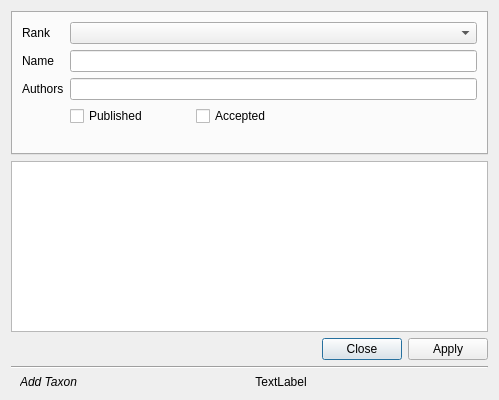
PhilippeBko/taxa_occ, file ui/pn_addtaxa.ui: the form before one commit.
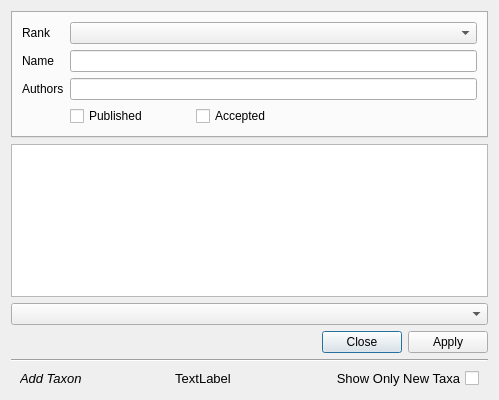
The form after the commit.

The edit to the form file:
```diff
--- a/ui/pn_addtaxa.ui
+++ b/ui/pn_addtaxa.ui
@@ -24,88 +24,22 @@
   </property>
   <layout class="QGridLayout" name="gridLayout">
    <item row="4" column="0">
-    <widget class="QDialogButtonBox" name="buttonBox">
-     <property name="orientation">
-      <enum>Qt::Horizontal</enum>
+    <widget class="QComboBox" name="combo_group">
+     <property name="sizePolicy">
+      <sizepolicy hsizetype="Expanding" vsizetype="Fixed">
+       <horstretch>0</horstretch>
+       <verstretch>0</verstretch>
+      </sizepolicy>
      </property>
-     <property name="standardButtons">
-      <set>QDialogButtonBox::Apply|QDialogButtonBox::Close</set>
+     <property name="minimumSize">
+      <size>
+       <width>0</width>
+       <height>0</height>
+      </size>
      </property>
     </widget>
    </item>
-   <item row="3" column="0">
-    <widget class="QTreeView" name="trView_childs">
-     <property name="editTriggers">
-      <set>QAbstractItemView::NoEditTriggers</set>
-     </property>
-     <property name="selectionBehavior">
-      <enum>QAbstractItemView::SelectRows</enum>
-     </property>
-     <property name="sortingEnabled">
-      <bool>true</bool>
-     </property>
-     <attribute name="headerVisible">
-      <bool>false</bool>
-     </attribute>
-    </widget>
-   </item>
-   <item row="7" column="0">
-    <layout class="QFormLayout" name="formLayout">
-     <property name="leftMargin">
-      <number>9</number>
-     </property>
-     <property name="rightMargin">
-      <number>9</number>
-     </property>
-     <item row="0" column="0">
-      <widget class="QLabel" name="label_2">
-       <property name="font">
-        <font>
-         <italic>true</italic>
-        </font>
-       </property>
-       <property name="text">
-        <string>Add Taxon</string>
-       </property>
-      </widget>
-     </item>
-     <item row="0" column="1">
-      <widget class="QLabel" name="taxaLineEdit_result">
-       <property name="sizePolicy">
-        <sizepolicy hsizetype="Preferred" vsizetype="Fixed">
-         <horstretch>0</horstretch>
-         <verstretch>0</verstretch>
-        </sizepolicy>
-       </property>
-       <property name="minimumSize">
-        <size>
-         <width>0</width>
-         <height>0</height>
-        </size>
-       </property>
-       <property name="maximumSize">
-        <size>
-         <width>16777215</width>
-         <height>16777215</height>
-        </size>
-       </property>
-       <property name="styleSheet">
-        <string notr="true"/>
-       </property>
-       <property name="text">
-        <string>TextLabel</string>
-       </property>
-       <property name="alignment">
-        <set>Qt::AlignCenter</set>
-       </property>
-       <property name="textInteractionFlags">
-        <set>Qt::LinksAccessibleByMouse|Qt::TextSelectableByMouse</set>
-       </property>
-      </widget>
-     </item>
-    </layout>
-   </item>
-   <item row="6" column="0">
+   <item row="10" column="0">
     <widget class="Line" name="line">
      <property name="frameShadow">
       <enum>QFrame::Sunken</enum>
@@ -115,6 +49,16 @@
      </property>
     </widget>
    </item>
+   <item row="7" column="0">
+    <widget class="QDialogButtonBox" name="buttonBox">
+     <property name="orientation">
+      <enum>Qt::Horizontal</enum>
+     </property>
+     <property name="standardButtons">
+      <set>QDialogButtonBox::Apply|QDialogButtonBox::Close</set>
+     </property>
+    </widget>
+   </item>
    <item row="2" column="0">
     <widget class="QTabWidget" name="tabWidget_main">
      <property name="styleSheet">
@@ -258,6 +202,111 @@
      </widget>
     </widget>
    </item>
+   <item row="3" column="0">
+    <widget class="QTreeView" name="trView_childs">
+     <property name="editTriggers">
+      <set>QAbstractItemView::NoEditTriggers</set>
+     </property>
+     <property name="selectionBehavior">
+      <enum>QAbstractItemView::SelectRows</enum>
+     </property>
+     <property name="sortingEnabled">
+      <bool>true</bool>
+     </property>
+     <attribute name="headerVisible">
+      <bool>false</bool>
+     </attribute>
+    </widget>
+   </item>
+   <item row="11" column="0">
+    <layout class="QHBoxLayout" name="horizontalLayout_2">
+     <property name="leftMargin">
+      <number>9</number>
+     </property>
+     <property name="rightMargin">
+      <number>9</number>
+     </property>
+     <item alignment="Qt::AlignLeft">
+      <widget class="QLabel" name="label_2">
+       <property name="sizePolicy">
+        <sizepolicy hsizetype="Fixed" vsizetype="Fixed">
+         <horstretch>0</horstretch>
+         <verstretch>0</verstretch>
+        </sizepolicy>
+       </property>
+       <property name="font">
+        <font>
+         <pointsize>10</pointsize>
+         <italic>true</italic>
+        </font>
+       </property>
+       <property name="text">
+        <string>Add Taxon</string>
+       </property>
+      </widget>
+     </item>
+     <item alignment="Qt::AlignLeft">
+      <widget class="QLabel" name="taxaLineEdit_result">
+       <property name="sizePolicy">
+        <sizepolicy hsizetype="Preferred" vsizetype="Fixed">
+         <horstretch>0</horstretch>
+         <verstretch>0</verstretch>
+        </sizepolicy>
+       </property>
+       <property name="minimumSize">
+        <size>
+         <width>0</width>
+         <height>0</height>
+        </size>
+       </property>
+       <property name="maximumSize">
+        <size>
+         <width>16777215</width>
+         <height>16777215</height>
+        </size>
+       </property>
+       <property name="font">
+        <font>
+         <pointsize>10</pointsize>
+        </font>
+       </property>
+       <property name="styleSheet">
+        <string notr="true"/>
+       </property>
+       <property name="text">
+        <string>TextLabel</string>
+       </property>
+       <property name="alignment">
+        <set>Qt::AlignCenter</set>
+       </property>
+       <property name="textInteractionFlags">
+        <set>Qt::LinksAccessibleByMouse|Qt::TextSelectableByMouse</set>
+       </property>
+      </widget>
+     </item>
+     <item>
+      <widget class="QCheckBox" name="checkBox_filter_new">
+       <property name="sizePolicy">
+        <sizepolicy hsizetype="Fixed" vsizetype="Fixed">
+         <horstretch>0</horstretch>
+         <verstretch>0</verstretch>
+        </sizepolicy>
+       </property>
+       <property name="font">
+        <font>
+         <pointsize>10</pointsize>
+        </font>
+       </property>
+       <property name="layoutDirection">
+        <enum>Qt::RightToLeft</enum>
+       </property>
+       <property name="text">
+        <string>Show Only New Taxa</string>
+       </property>
+      </widget>
+     </item>
+    </layout>
+   </item>
   </layout>
  </widget>
  <tabstops>
```
